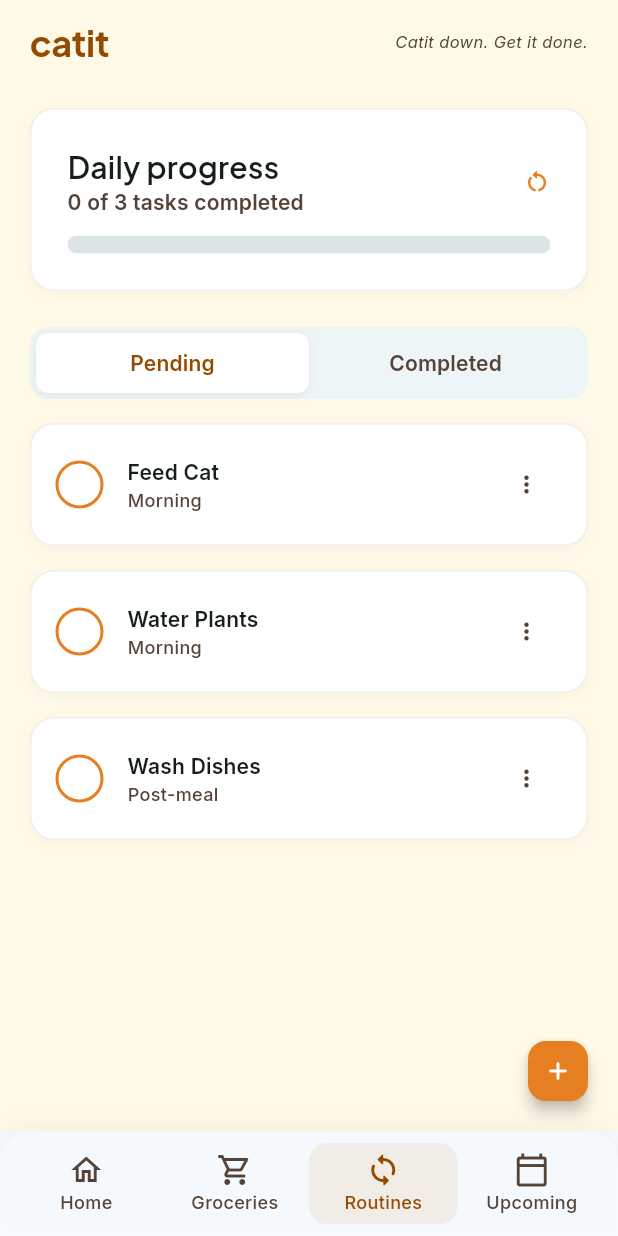
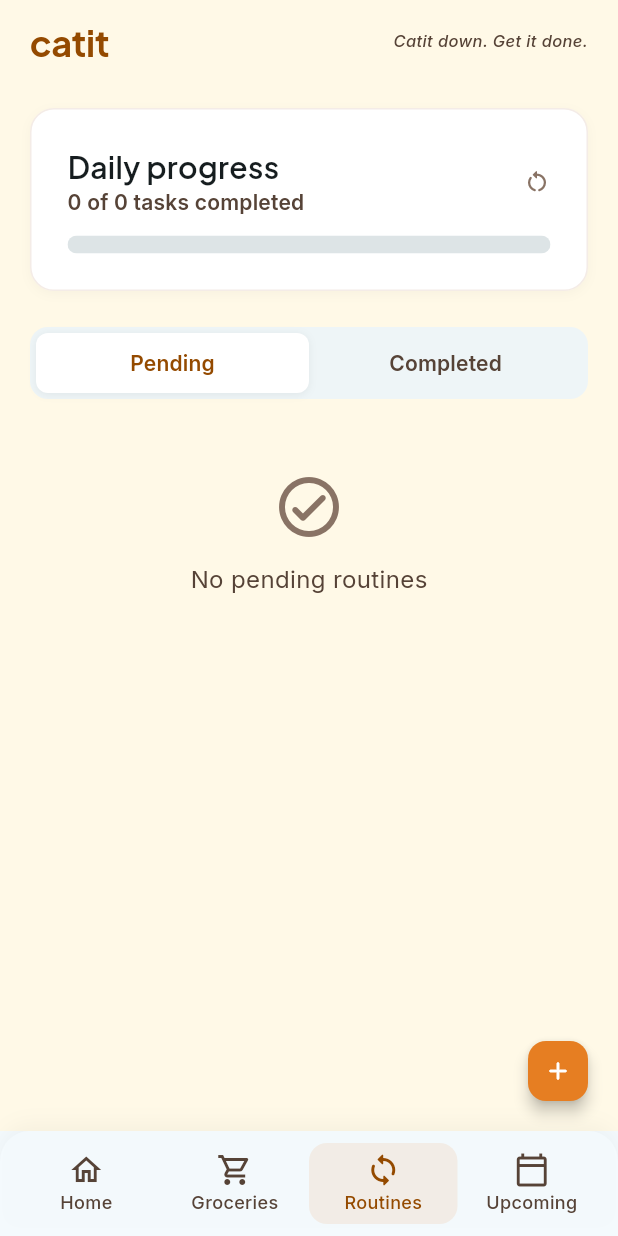
Before and after one commit to eyymee/catit_app, a Flutter app: the RoutineScreen screen opened by its route, on a phone screen of 412 x 824 dp. Run offline on Flutter 3.47's test engine with Material 3 defaults, Android fonts, the phone set to English and light mode, and no system bars; our stand-ins replace flutter_riverpod, go_router, google_fonts, hive_flutter; accounts and stored records are empty.

Commit message:
Bug fixes

```diff
--- a/lib/core/theme/app_colors.dart
+++ b/lib/core/theme/app_colors.dart
@@ -36,9 +36,6 @@ abstract final class AppColors {
 
   // Surface / Background
   static const Color surface = Color(0xFFF4FAFD);
-  static const Color background = Color(0xFFF4FAFD);
-  static const Color surfaceBright = Color(0xFFF4FAFD);
-  static const Color surfaceDim = Color(0xFFD4DBDD);
   static const Color surfaceVariant = Color(0xFFDDE4E6);
   static const Color surfaceContainer = Color(0xFFE8EFF1);
   static const Color surfaceContainerLow = Color(0xFFEEF5F7);
@@ -48,7 +45,6 @@ abstract final class AppColors {
 
   // Text
   static const Color onSurface = Color(0xFF161D1F);
-  static const Color onBackground = Color(0xFF161D1F);
   static const Color onSurfaceVariant = Color(0xFF564337);
 
   // Outline
@@ -67,6 +63,5 @@ abstract final class AppColors {
   static const Color inversePrimary = Color(0xFFFFB783);
 
   // Shadows / dividers
-  static const Color shadowLight = Color(0x0A000000);
   static const Color divider = Color(0xFFDDE4E6);
 }
--- a/lib/core/theme/app_text_styles.dart
+++ b/lib/core/theme/app_text_styles.dart
@@ -29,13 +29,6 @@ abstract final class AppTextStyles {
       );
 
   // Body — Inter
-  static TextStyle bodyLg({Color? color}) => GoogleFonts.inter(
-        fontSize: 18,
-        height: 28 / 18,
-        fontWeight: FontWeight.w400,
-        color: color ?? AppColors.onSurface,
-      );
-
   static TextStyle bodyMd({Color? color}) => GoogleFonts.inter(
         fontSize: 16,
         height: 24 / 16,
--- a/lib/features/routine/screens/routine_screen.dart
+++ b/lib/features/routine/screens/routine_screen.dart
@@ -36,7 +36,7 @@ class _RoutineScreenState extends ConsumerState<RoutineScreen> {
     final ok = await showDialog<bool>(
       context: context,
       builder: (ctx) => AlertDialog(
-        title: Text('Delete Routine', style: AppTextStyles.headlineMd()),
+        title: Text('Delete routine', style: AppTextStyles.headlineMd()),
         content: Text('Remove "${task.title}"?',
             style: AppTextStyles.bodyMd(color: AppColors.onSurfaceVariant)),
         actions: [
@@ -60,7 +60,7 @@ class _RoutineScreenState extends ConsumerState<RoutineScreen> {
     final ok = await showDialog<bool>(
       context: context,
       builder: (ctx) => AlertDialog(
-        title: Text('Reset Routines', style: AppTextStyles.headlineMd()),
+        title: Text('Reset routines', style: AppTextStyles.headlineMd()),
         content: Text(
           'Mark all routines as incomplete for today?',
           style: AppTextStyles.bodyMd(color: AppColors.onSurfaceVariant),
@@ -145,7 +145,7 @@ class _RoutineScreenState extends ConsumerState<RoutineScreen> {
                         emptyIcon: Icons.hourglass_empty_rounded,
                       ),
               ),
-              const SizedBox(height: 100),
+              const SizedBox(height: 80),
             ],
           ),
         ),
--- a/lib/providers/routine_provider.dart
+++ b/lib/providers/routine_provider.dart
@@ -13,31 +13,8 @@ class RoutineNotifier extends StateNotifier<List<RoutineTask>> {
 
   Future<void> _load() async {
     _box = await Hive.openBox<String>(_boxName);
-    if (_box.isEmpty) {
-      state = _defaultTasks();
-      _save();
-    } else {
-      state = _box.values.map(RoutineTask.decode).toList();
-    }
+    state = _box.values.map(RoutineTask.decode).toList();
   }
-
-  List<RoutineTask> _defaultTasks() => [
-        RoutineTask(
-          title: 'Feed Cat',
-          subtitle: 'Morning',
-          frequency: RoutineFrequency.daily,
-        ),
-        RoutineTask(
-          title: 'Water Plants',
-          subtitle: 'Morning',
-          frequency: RoutineFrequency.mwf,
-        ),
-        RoutineTask(
-          title: 'Wash Dishes',
-          subtitle: 'Post-meal',
-          frequency: RoutineFrequency.daily,
-        ),
-      ];
 
   void _save() {
     _box.clear();
--- a/lib/shared/widgets/app_top_bar.dart
+++ b/lib/shared/widgets/app_top_bar.dart
@@ -34,12 +34,8 @@ class AppTopBar extends StatelessWidget implements PreferredSizeWidget {
             if (actions != null) ...actions!,
             Text(
               'Catit down. Get it done.',
-              style: TextStyle(
-                fontSize: isWide ? 12.0 : 11.0,
-                fontStyle: FontStyle.italic,
-                fontWeight: FontWeight.w400,
-                color: AppColors.onSurfaceVariant,
-              ),
+              style: AppTextStyles.labelSm(color: AppColors.onSurfaceVariant)
+                  .copyWith(fontStyle: FontStyle.italic, fontSize: isWide ? 12.0 : 11.0),
             ),
           ],
         ),
--- a/lib/shared/widgets/shell_scaffold.dart
+++ b/lib/shared/widgets/shell_scaffold.dart
@@ -3,6 +3,7 @@ import 'package:go_router/go_router.dart';
 import '../../core/router/app_router.dart';
 import '../../core/theme/app_colors.dart';
 import '../../core/theme/app_text_styles.dart';
+import 'responsive_layout.dart';
 
 class ShellScaffold extends StatelessWidget {
   final Widget child;
@@ -21,9 +22,7 @@ class ShellScaffold extends StatelessWidget {
 
   @override
   Widget build(BuildContext context) {
-    final width = MediaQuery.sizeOf(context).width;
-
-    if (width >= 600) {
+    if (LayoutBreakpoints.isTabletOrWider(context)) {
       return Scaffold(
         backgroundColor: AppColors.surface,
         body: Row(
@@ -50,6 +49,13 @@ class ShellScaffold extends StatelessWidget {
   }
 }
 
+const _navItems = [
+  (icon: Icons.home_outlined, filled: Icons.home_rounded, label: 'Home'),
+  (icon: Icons.shopping_cart_outlined, filled: Icons.shopping_cart_rounded, label: 'Groceries'),
+  (icon: Icons.sync_rounded, filled: Icons.sync_rounded, label: 'Routines'),
+  (icon: Icons.calendar_today_outlined, filled: Icons.calendar_today_rounded, label: 'Upcoming'),
+];
+
 // ── Bottom nav (mobile) ──────────────────────────────────────────
 
 class _BottomNav extends StatelessWidget {
@@ -60,13 +66,6 @@ class _BottomNav extends StatelessWidget {
     required this.selectedIndex,
     required this.onDestinationSelected,
   });
-
-  static const _items = [
-    (icon: Icons.home_outlined, filled: Icons.home_rounded, label: 'Home'),
-    (icon: Icons.shopping_cart_outlined, filled: Icons.shopping_cart_rounded, label: 'Groceries'),
-    (icon: Icons.sync_rounded, filled: Icons.sync_rounded, label: 'Routines'),
-    (icon: Icons.calendar_today_outlined, filled: Icons.calendar_today_rounded, label: 'Upcoming'),
-  ];
 
   @override
   Widget build(BuildContext context) {
@@ -88,12 +87,12 @@ class _BottomNav extends StatelessWidget {
           padding: const EdgeInsets.symmetric(horizontal: 8, vertical: 8),
           child: Row(
             children: [
-              for (int i = 0; i < _items.length; i++)
+              for (int i = 0; i < _navItems.length; i++)
                 Expanded(
                   child: _NavItem(
-                    icon: _items[i].icon,
-                    filledIcon: _items[i].filled,
-                    label: _items[i].label,
+                    icon: _navItems[i].icon,
+                    filledIcon: _navItems[i].filled,
+                    label: _navItems[i].label,
                     isSelected: selectedIndex == i,
                     onTap: () => onDestinationSelected(i),
                   ),
@@ -173,13 +172,6 @@ class _NavRail extends StatelessWidget {
     required this.onDestinationSelected,
   });
 
-  static const _destinations = [
-    (icon: Icons.home_outlined, filled: Icons.home_rounded, label: 'Home'),
-    (icon: Icons.shopping_cart_outlined, filled: Icons.shopping_cart_rounded, label: 'Groceries'),
-    (icon: Icons.sync_rounded, filled: Icons.sync_rounded, label: 'Routines'),
-    (icon: Icons.calendar_today_outlined, filled: Icons.calendar_today_rounded, label: 'Upcoming'),
-  ];
-
   @override
   Widget build(BuildContext context) {
     return NavigationRail(
@@ -226,7 +218,7 @@ class _NavRail extends StatelessWidget {
           ],
         ),
       ),
-      destinations: _destinations
+      destinations: _navItems
           .map((d) => NavigationRailDestination(
                 icon: Icon(d.icon),
                 selectedIcon: Icon(d.filled),
--- a/lib/shared/widgets/time_picker_sheet.dart
+++ b/lib/shared/widgets/time_picker_sheet.dart
@@ -45,7 +45,7 @@ class _TimePickerSheetState extends State<TimePickerSheet> {
   Widget build(BuildContext context) {
     return Container(
       padding: EdgeInsets.fromLTRB(
-          24, 12, 24, 24 + MediaQuery.of(context).viewInsets.bottom),
+          24, 12, 24, 24 + MediaQuery.viewInsetsOf(context).bottom),
       decoration: const BoxDecoration(
         color: AppColors.cream,
         borderRadius: BorderRadius.vertical(top: Radius.circular(24)),
```
Also changed, not shown: lib/core/theme/app_radius.dart (deleted, +0 -17 lines), lib/features/home/screens/home_screen.dart (+5 -4 lines), lib/features/upcoming/screens/upcoming_screen.dart (+36 -12 lines), lib/providers/upcoming_provider.dart (+2 -35 lines).
